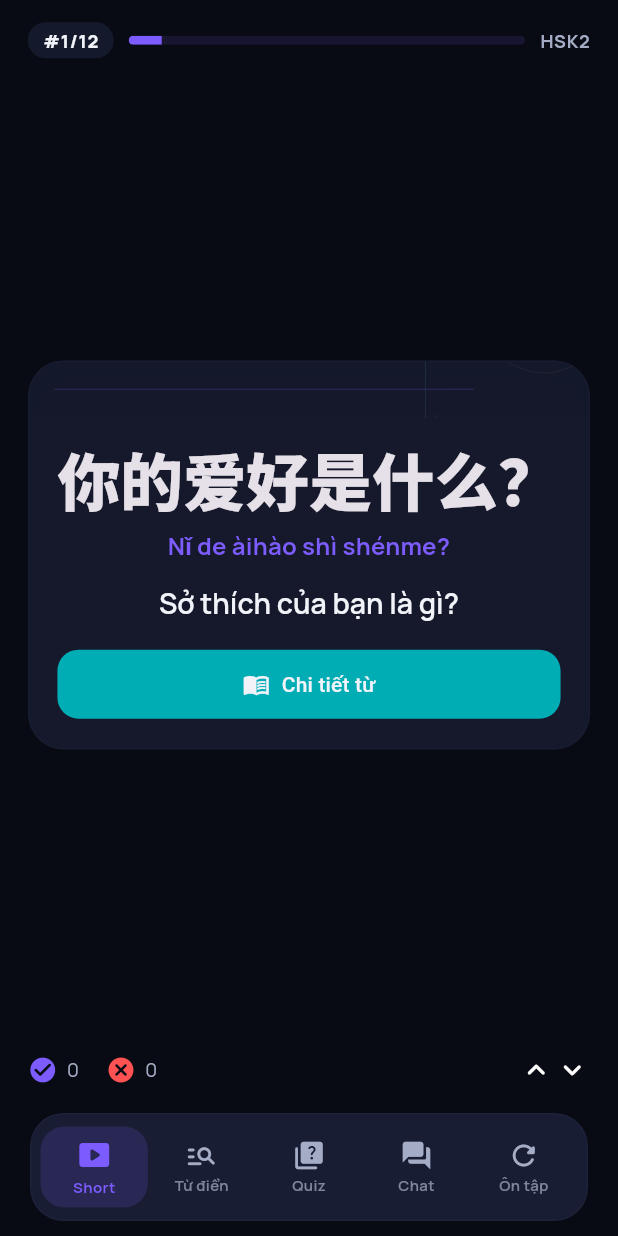
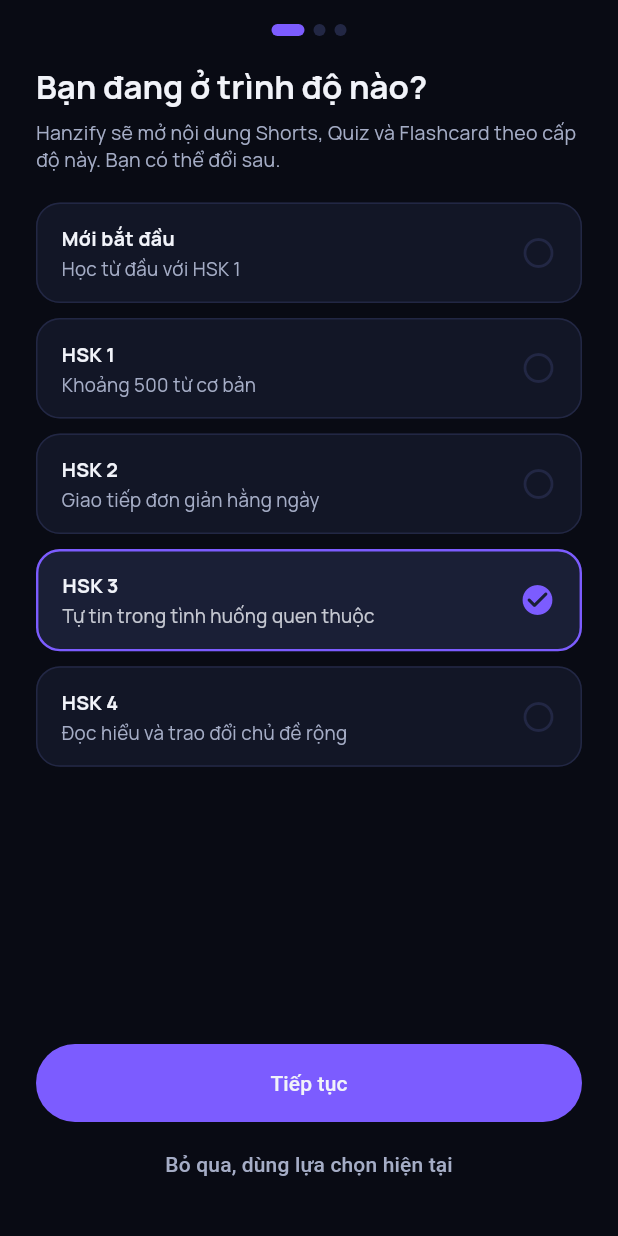
Before and after one commit to Tudds/hanzify-ipa, a Flutter app: the screen it shows after launch, on a phone screen of 412 x 824 dp. Run offline on Flutter 3.47's test engine with Material 3 defaults, Android fonts, the phone set to English and light mode, and no system bars; drawn by our look-alikes of flutter_animate; our stand-ins replace confetti, drift, flutter_riverpod, flutter_svg, go_router, just_audio and 2 more; accounts and stored records are empty; generated files the repository leaves out were written again; project files that could hold a hidden picture were left out.

Commit message:
feat: add onboarding flow and persisted user profile
First-run onboarding (3 steps: HSK level, daily study time, learning
priority) persisted via a sync UserProfile notifier backed by
SharedPreferences loaded before runApp. GoRouter now redirects to
/onboarding until completed. Active level is no longer hardcoded:
Shorts feed loaders and quiz level default read profile.activeLevel,
and the review session is capped by profile.sessionSize.

Co-Authored-By: Claude Fable 5 <noreply@anthropic.com>

```diff
--- a/lib/app/app_router.dart
+++ b/lib/app/app_router.dart
@@ -1,11 +1,31 @@
+import 'package:flutter_riverpod/flutter_riverpod.dart';
 import 'package:go_router/go_router.dart';
 
 import '../core/providers/tab_provider.dart';
+import '../core/providers/user_profile_provider.dart';
 import '../core/widgets/root_scaffold.dart';
+import '../features/onboarding/presentation/onboarding_screen.dart';
 
-final appRouter = GoRouter(
+final appRouterProvider = Provider<GoRouter>((ref) {
+  return GoRouter(
     initialLocation: AppTab.shorts.path,
+    redirect: (context, state) {
+      // ref.read giữ router instance ổn định; sau completeOnboarding luôn có
+      // context.go tường minh nên không cần refreshListenable.
+      final onboardingComplete = ref
+          .read(userProfileProvider)
+          .onboardingComplete;
+      final atOnboarding = state.matchedLocation == OnboardingScreen.path;
+      if (!onboardingComplete) {
+        return atOnboarding ? null : OnboardingScreen.path;
+      }
+      return atOnboarding ? AppTab.shorts.path : null;
+    },
     routes: [
+      GoRoute(
+        path: OnboardingScreen.path,
+        builder: (context, state) => const OnboardingScreen(),
+      ),
       GoRoute(
         path: AppTab.shorts.path,
         builder: (context, state) => const RootScaffold(tab: AppTab.shorts),
@@ -28,3 +48,4 @@ final appRouter = GoRouter(
       ),
     ],
   );
+});
--- a/lib/app/hanzify_app.dart
+++ b/lib/app/hanzify_app.dart
@@ -1,18 +1,19 @@
 import 'package:flutter/material.dart';
+import 'package:flutter_riverpod/flutter_riverpod.dart';
 
 import 'app_router.dart';
 import '../core/theme/app_theme.dart';
 
-class HanzifyApp extends StatelessWidget {
+class HanzifyApp extends ConsumerWidget {
   const HanzifyApp({super.key});
 
   @override
-  Widget build(BuildContext context) {
+  Widget build(BuildContext context, WidgetRef ref) {
     return MaterialApp.router(
       title: 'Hanzify',
       debugShowCheckedModeBanner: false,
       theme: AppTheme.dark,
-      routerConfig: appRouter,
+      routerConfig: ref.watch(appRouterProvider),
     );
   }
 }
--- /dev/null
+++ b/lib/core/profile/user_profile.dart
@@ -0,0 +1,73 @@
+import '../constants/hsk_levels.dart';
+
+enum LearningPriority {
+  listening,
+  vocabulary,
+  conversation,
+  writing;
+
+  String get labelVi => switch (this) {
+    listening => 'Nghe hiểu',
+    vocabulary => 'Từ vựng',
+    conversation => 'Hội thoại',
+    writing => 'Viết & dịch',
+  };
+
+  static LearningPriority parse(String? raw) {
+    return LearningPriority.values.firstWhere(
+      (value) => value.name == raw,
+      orElse: () => LearningPriority.vocabulary,
+    );
+  }
+}
+
+class UserProfile {
+  const UserProfile({
+    this.activeLevel = 2,
+    this.dailyMinutes = 10,
+    this.priority = LearningPriority.vocabulary,
+    this.onboardingComplete = false,
+  });
+
+  final int activeLevel;
+  final int dailyMinutes;
+  final LearningPriority priority;
+  final bool onboardingComplete;
+
+  /// Số thẻ mỗi phiên ôn tập, suy ra từ thời lượng học mỗi ngày.
+  int get sessionSize => switch (dailyMinutes) {
+    <= 5 => 10,
+    <= 10 => 20,
+    _ => 35,
+  };
+
+  UserProfile copyWith({
+    int? activeLevel,
+    int? dailyMinutes,
+    LearningPriority? priority,
+    bool? onboardingComplete,
+  }) {
+    return UserProfile(
+      activeLevel: (activeLevel ?? this.activeLevel).clamp(
+        kMinHskLevel,
+        kMaxHskLevel,
+      ),
+      dailyMinutes: dailyMinutes ?? this.dailyMinutes,
+      priority: priority ?? this.priority,
+      onboardingComplete: onboardingComplete ?? this.onboardingComplete,
+    );
+  }
+
+  @override
+  bool operator ==(Object other) {
+    return other is UserProfile &&
+        other.activeLevel == activeLevel &&
+        other.dailyMinutes == dailyMinutes &&
+        other.priority == priority &&
+        other.onboardingComplete == onboardingComplete;
+  }
+
+  @override
+  int get hashCode =>
+      Object.hash(activeLevel, dailyMinutes, priority, onboardingComplete);
+}
--- /dev/null
+++ b/lib/core/providers/shared_preferences_provider.dart
@@ -0,0 +1,11 @@
+import 'package:flutter_riverpod/flutter_riverpod.dart';
+import 'package:shared_preferences/shared_preferences.dart';
+
+/// Instance được load một lần trong `main()` trước `runApp` và override tại
+/// `ProviderScope`, để các provider đọc prefs đồng bộ (GoRouter redirect cần
+/// giá trị ngay khi khởi động, không chờ Future).
+final sharedPreferencesProvider = Provider<SharedPreferences>(
+  (ref) => throw UnimplementedError(
+    'Override sharedPreferencesProvider trong main() hoặc test.',
+  ),
+);
--- /dev/null
+++ b/lib/features/onboarding/presentation/onboarding_screen.dart
@@ -0,0 +1,365 @@
+import 'package:flutter/material.dart';
+import 'package:flutter_animate/flutter_animate.dart';
+import 'package:flutter_riverpod/flutter_riverpod.dart';
+import 'package:go_router/go_router.dart';
+
+import '../../../core/constants/hsk_levels.dart';
+import '../../../core/profile/user_profile.dart';
+import '../../../core/providers/performance_provider.dart';
+import '../../../core/providers/tab_provider.dart';
+import '../../../core/providers/user_profile_provider.dart';
+import '../../../core/widgets/hanzify_haptic.dart';
+
+class OnboardingScreen extends ConsumerStatefulWidget {
+  const OnboardingScreen({super.key});
+
+  static const path = '/onboarding';
+
+  @override
+  ConsumerState<OnboardingScreen> createState() => _OnboardingScreenState();
+}
+
+class _OnboardingScreenState extends ConsumerState<OnboardingScreen> {
+  final _pageController = PageController();
+  var _step = 0;
+
+  // 0 = "Mới bắt đầu" (học từ HSK1), 1..4 = HSK tương ứng.
+  var _levelChoice = 3;
+  var _dailyMinutes = 10;
+  var _priority = LearningPriority.vocabulary;
+
+  static const _stepCount = 3;
+
+  @override
+  void dispose() {
+    _pageController.dispose();
+    super.dispose();
+  }
+
+  void _next() {
+    HanzifyHaptic.light();
+    if (_step < _stepCount - 1) {
+      _pageController.animateToPage(
+        _step + 1,
+        duration: const Duration(milliseconds: 280),
+        curve: Curves.easeOutCubic,
+      );
+      return;
+    }
+    ref
+        .read(userProfileProvider.notifier)
+        .completeOnboarding(
+          activeLevel: _levelChoice == 0 ? kMinHskLevel : _levelChoice,
+          dailyMinutes: _dailyMinutes,
+          priority: _priority,
+        );
+    context.go(AppTab.shorts.path);
+  }
+
+  void _back() {
+    HanzifyHaptic.selection();
+    _pageController.animateToPage(
+      _step - 1,
+      duration: const Duration(milliseconds: 280),
+      curve: Curves.easeOutCubic,
+    );
+  }
+
+  @override
+  Widget build(BuildContext context) {
+    final colors = Theme.of(context).colorScheme;
+    final performance = readPerformance(ref);
+    final isLastStep = _step == _stepCount - 1;
+
+    return Scaffold(
+      body: SafeArea(
+        child: Padding(
+          padding: const EdgeInsets.fromLTRB(24, 16, 24, 24),
+          child: Column(
+            crossAxisAlignment: CrossAxisAlignment.stretch,
+            children: [
+              Row(
+                children: [
+                  if (_step > 0)
+                    IconButton(
+                      onPressed: _back,
+                      icon: const Icon(Icons.arrow_back_rounded),
+                      tooltip: 'Quay lại',
+                    )
+                  else
+                    const SizedBox(width: 48),
+                  Expanded(
+                    child: Center(
+                      child: _StepDots(step: _step, count: _stepCount),
+                    ),
+                  ),
+                  const SizedBox(width: 48),
+                ],
+              ),
+              const SizedBox(height: 8),
+              Expanded(
+                child: PageView(
+                  controller: _pageController,
+                  physics: const NeverScrollableScrollPhysics(),
+                  onPageChanged: (page) => setState(() => _step = page),
+                  children: [
+                    _OnboardingStep(
+                      title: 'Bạn đang ở trình độ nào?',
+                      subtitle:
+                          'Hanzify sẽ mở nội dung Shorts, Quiz và Flashcard '
+                          'theo cấp độ này. Bạn có thể đổi sau.',
+                      performance: performance,
+                      children: [
+                        _ChoiceTile(
+                          label: 'Mới bắt đầu',
+                          description: 'Học từ đầu với HSK 1',
+                          selected: _levelChoice == 0,
+                          onTap: () => setState(() => _levelChoice = 0),
+                        ),
+                        for (final level in kHskLevels)
+                          _ChoiceTile(
+                            label: 'HSK $level',
+                            description: switch (level) {
+                              1 => 'Khoảng 500 từ cơ bản',
+                              2 => 'Giao tiếp đơn giản hằng ngày',
+                              3 => 'Tự tin trong tình huống quen thuộc',
+                              _ => 'Đọc hiểu và trao đổi chủ đề rộng',
+                            },
+                            selected: _levelChoice == level,
+                            onTap: () => setState(() => _levelChoice = level),
+                          ),
+                      ],
+                    ),
+                    _OnboardingStep(
+                      title: 'Mỗi ngày bạn muốn học bao lâu?',
+                      subtitle:
+                          'Thời lượng này quyết định số thẻ trong mỗi phiên '
+                          'ôn tập.',
+                      performance: performance,
+                      children: [
+                        for (final (minutes, description) in [
+                          (5, 'Nhẹ nhàng · khoảng 10 thẻ mỗi phiên'),
+                          (10, 'Đều đặn · khoảng 20 thẻ mỗi phiên'),
+                          (20, 'Tăng tốc · khoảng 35 thẻ mỗi phiên'),
+                        ])
+                          _ChoiceTile(
+                            label: '$minutes phút',
+                            description: description,
+                            selected: _dailyMinutes == minutes,
+                            onTap: () => setState(() => _dailyMinutes = minutes),
+                          ),
+                      ],
+                    ),
+                    _OnboardingStep(
+                      title: 'Bạn muốn ưu tiên điều gì?',
+                      subtitle:
+                          'Hanzify sẽ gợi ý bài luyện phù hợp với mục tiêu '
+                          'của bạn.',
+                      performance: performance,
+                      children: [
+                        for (final priority in LearningPriority.values)
+                          _ChoiceTile(
+                            label: priority.labelVi,
+                            description: switch (priority) {
+                              LearningPriority.listening =>
+                                'Nghe hội thoại và chép chính tả',
+                              LearningPriority.vocabulary =>
+                                'Mở rộng vốn từ với quiz và flashcard',
+                              LearningPriority.conversation =>
+                                'Luyện mẫu câu giao tiếp thực tế',
+                              LearningPriority.writing =>
+                                'Viết chữ Hán và dịch Việt-Trung',
+                            },
+                            selected: _priority == priority,
+                            onTap: () => setState(() => _priority = priority),
+                          ),
+                      ],
+                    ),
+                  ],
+                ),
+              ),
+              const SizedBox(height: 16),
+              FilledButton(
+                onPressed: _next,
+                style: FilledButton.styleFrom(
+                  padding: const EdgeInsets.symmetric(vertical: 16),
+                ),
+                child: Text(isLastStep ? 'Bắt đầu học' : 'Tiếp tục'),
+              ),
+              if (!isLastStep) ...[
+                const SizedBox(height: 4),
+                TextButton(
+                  onPressed: () {
+                    HanzifyHaptic.selection();
+                    ref
+                        .read(userProfileProvider.notifier)
+                        .completeOnboarding(
+                          activeLevel: _levelChoice == 0
+                              ? kMinHskLevel
+                              : _levelChoice,
+                          dailyMinutes: _dailyMinutes,
+                          priority: _priority,
+                        );
+                    context.go(AppTab.shorts.path);
+                  },
+                  child: Text(
+                    'Bỏ qua, dùng lựa chọn hiện tại',
+                    style: TextStyle(color: colors.onSurfaceVariant),
+                  ),
+                ),
+              ],
+            ],
+          ),
+        ),
+      ),
+    );
+  }
+}
+
+class _OnboardingStep extends StatelessWidget {
+  const _OnboardingStep({
+    required this.title,
+    required this.subtitle,
+    required this.performance,
+    required this.children,
+  });
+
+  final String title;
+  final String subtitle;
+  final bool performance;
+  final List<Widget> children;
+
+  @override
+  Widget build(BuildContext context) {
+    final colors = Theme.of(context).colorScheme;
+    Widget content = ListView(
+      children: [
+        const SizedBox(height: 12),
+        Text(title, style: Theme.of(context).textTheme.headlineSmall),
+        const SizedBox(height: 8),
+        Text(
+          subtitle,
+          style: Theme.of(
+            context,
+          ).textTheme.bodyMedium?.copyWith(color: colors.onSurfaceVariant),
+        ),
+        const SizedBox(height: 20),
+        ...children,
+      ],
+    );
+    if (!performance) {
+      content = content
+          .animate()
+          .fadeIn(duration: 240.ms)
+          .moveY(begin: 12, end: 0, duration: 240.ms, curve: Curves.easeOut);
+    }
+    return content;
+  }
+}
+
+class _ChoiceTile extends StatelessWidget {
+  const _ChoiceTile({
+    required this.label,
+    required this.description,
+    required this.selected,
+    required this.onTap,
+  });
+
+  final String label;
+  final String description;
+  final bool selected;
+  final VoidCallback onTap;
+
+  @override
+  Widget build(BuildContext context) {
+    final colors = Theme.of(context).colorScheme;
+    return Padding(
+      padding: const EdgeInsets.only(bottom: 10),
+      child: Material(
+        color: selected ? colors.primaryContainer : colors.surfaceContainerLow,
+        borderRadius: BorderRadius.circular(16),
+        child: InkWell(
+          borderRadius: BorderRadius.circular(16),
+          onTap: () {
+            HanzifyHaptic.selection();
+            onTap();
+          },
+          child: Container(
+            padding: const EdgeInsets.symmetric(horizontal: 16, vertical: 14),
+            decoration: BoxDecoration(
+              borderRadius: BorderRadius.circular(16),
+              border: Border.all(
+                color: selected ? colors.primary : colors.outlineVariant,
+                width: selected ? 1.6 : 1,
+              ),
+            ),
+            child: Row(
+              children: [
+                Expanded(
+                  child: Column(
+                    crossAxisAlignment: CrossAxisAlignment.start,
+                    children: [
+                      Text(
+                        label,
+                        style: TextStyle(
+                          fontWeight: FontWeight.w700,
+                          color: selected
+                              ? colors.onPrimaryContainer
+                              : colors.onSurface,
+                        ),
+                      ),
+                      const SizedBox(height: 2),
+                      Text(
+                        description,
+                        style: TextStyle(
+                          fontSize: 12.5,
+                          color: selected
+                              ? colors.onPrimaryContainer.withValues(alpha: 0.8)
+                              : colors.onSurfaceVariant,
+                        ),
+                      ),
+                    ],
+                  ),
+                ),
+                Icon(
+                  selected
+                      ? Icons.check_circle_rounded
+                      : Icons.circle_outlined,
+                  color: selected ? colors.primary : colors.outlineVariant,
+                ),
+              ],
+            ),
+          ),
+        ),
+      ),
+    );
+  }
+}
+
+class _StepDots extends StatelessWidget {
+  const _StepDots({required this.step, required this.count});
+
+  final int step;
+  final int count;
+
+  @override
+  Widget build(BuildContext context) {
+    final colors = Theme.of(context).colorScheme;
+    return Row(
+      mainAxisSize: MainAxisSize.min,
+      children: [
+        for (var i = 0; i < count; i++)
+          AnimatedContainer(
+            duration: const Duration(milliseconds: 200),
+            margin: const EdgeInsets.symmetric(horizontal: 3),
+            width: i == step ? 22 : 8,
+            height: 8,
+            decoration: BoxDecoration(
+              color: i == step ? colors.primary : colors.outlineVariant,
+              borderRadius: BorderRadius.circular(4),
+            ),
+          ),
+      ],
+    );
+  }
+}
--- a/lib/features/shorts/presentation/shorts_feed_screen.dart
+++ b/lib/features/shorts/presentation/shorts_feed_screen.dart
@@ -3,6 +3,7 @@ import 'package:flutter_riverpod/flutter_riverpod.dart';
 
 import '../../../core/constants/hsk_levels.dart';
 import '../../../core/providers/performance_provider.dart';
+import '../../../core/providers/user_profile_provider.dart';
 import '../../../core/widgets/learning/learning_widgets.dart';
 import '../../dictionary/data/library_repository.dart';
 import '../../dictionary/domain/grammar_item.dart';
@@ -15,13 +16,15 @@ import '../domain/shorts_session.dart';
 import 'widgets/short_card.dart';
 
 final shortsSessionLoaderProvider = FutureProvider<ShortsSession>((ref) async {
-  const activeLevel = 2;
+  final activeLevel = ref.watch(
+    userProfileProvider.select((profile) => profile.activeLevel),
+  );
   final feed = await const ShortsFeedRepository().loadHskFeed(
     levels: [activeLevel],
     activeLevel: activeLevel,
     options: ShortsFeedLoadOptions.startup,
   );
-  return const ShortsSessionBuilder(
+  return ShortsSessionBuilder(
     activeLevel: activeLevel,
     initialContentCount: 12,
     sourceItemLimit: 72,
@@ -31,12 +34,14 @@ final shortsSessionLoaderProvider = FutureProvider<ShortsSession>((ref) async {
 final shortsHydratedSessionLoaderProvider = FutureProvider<ShortsSession>((
   ref,
 ) async {
-  const activeLevel = 2;
+  final activeLevel = ref.watch(
+    userProfileProvider.select((profile) => profile.activeLevel),
+  );
   final feed = await const ShortsFeedRepository().loadHskFeed(
     levels: kHskLevels,
     activeLevel: activeLevel,
   );
-  return const ShortsSessionBuilder(
+  return ShortsSessionBuilder(
     activeLevel: activeLevel,
   ).build(feed.items, remediationItems: feed.remediationItems);
 });
```
Also changed, not shown: lib/core/providers/user_profile_provider.dart (added, +69 -0 lines), lib/features/quiz/application/quiz_pool.dart (+6 -1 lines), lib/features/review_session/presentation/due_review_screen.dart (+14 -3 lines), lib/main.dart (+9 -1 lines), 8 other files. Lines whose indentation alone changed are shown as unchanged.
